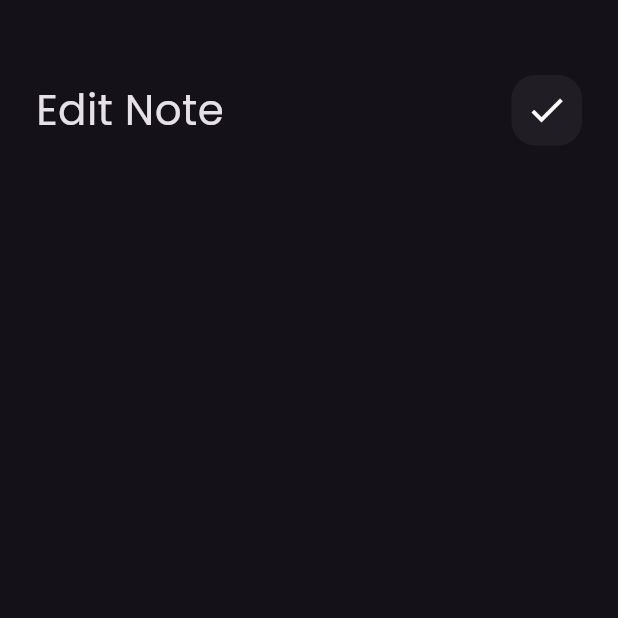
After one commit to Monther-Alomari/notes_app, a Flutter app: the screen it shows after launch, after a tap on "Flutter tips", on a phone screen of 412 x 824 dp, the top half of it. The commit adds this screen. Run offline on Flutter 3.47's test engine with Material 3 defaults, Android fonts, the phone set to English and light mode, and no system bars; our stand-ins replace font_awesome_flutter.

Commit message:
add custom app bar to edit note view

```diff
--- a/lib/main.dart
+++ b/lib/main.dart
@@ -11,6 +11,7 @@ class NotesApp extends StatelessWidget {
   @override
   Widget build(BuildContext context) {
     return MaterialApp(
+      debugShowCheckedModeBanner: false,
       theme: ThemeData(brightness: Brightness.dark,
       fontFamily: 'Poppins'),
       home: const NotesView(),
--- /dev/null
+++ b/lib/views/edit_note_view.dart
@@ -0,0 +1,14 @@
+import 'package:flutter/material.dart';
+import 'package:notesapp/views/widgets/edit_note_view_body.dart';
+
+
+class EditNoteView extends StatelessWidget {
+  const EditNoteView({super.key});
+
+  @override
+  Widget build(BuildContext context) {
+    return const Scaffold(
+        body: EditNoteViewBody(),
+    );
+  }
+}
--- a/lib/views/widgets/custom_app_bar.dart
+++ b/lib/views/widgets/custom_app_bar.dart
@@ -3,18 +3,19 @@ import 'package:flutter/material.dart';
 import 'custom_search_icon.dart';
 
 class CustomAppBar extends StatelessWidget {
-  const CustomAppBar({super.key});
-
+  const CustomAppBar({super.key, required this.title, required this.icon});
+final String title;
+  final IconData icon;
   @override
   Widget build(BuildContext context) {
-    return const Row(
+    return  Row(
       children: [
         Text(
-          "Notes",
-          style: TextStyle(fontSize: 28),
+          title,
+          style: const TextStyle(fontSize: 28),
         ),
-        Spacer(),
-        CustomSearchIcon(),
+        const Spacer(),
+        CustomSearchIcon(icon: icon,),
       ],
     );
   }
--- a/lib/views/widgets/custom_note_item.dart
+++ b/lib/views/widgets/custom_note_item.dart
@@ -1,5 +1,6 @@
 import 'package:flutter/material.dart';
 import 'package:font_awesome_flutter/font_awesome_flutter.dart';
+import 'package:notesapp/views/edit_note_view.dart';
 
 class NoteItem extends StatelessWidget {
   const NoteItem({super.key});
@@ -8,28 +9,38 @@ class NoteItem extends StatelessWidget {
   Widget build(BuildContext context) {
     return Padding(
       padding: const EdgeInsets.only(bottom: 24),
-      child: Container( padding: const EdgeInsets.only(top: 24,bottom: 24,left: 16),
+      child: GestureDetector(
+        onTap: () {
+          Navigator.push(context, MaterialPageRoute(builder: (context) {
+            return const EditNoteView();
+          }));
+        },
+        child: Container(
+          padding: const EdgeInsets.only(top: 24, bottom: 24, left: 16),
           decoration: BoxDecoration(
               color: Colors.yellow, borderRadius: BorderRadius.circular(16)),
-        child: Column(crossAxisAlignment: CrossAxisAlignment.end,
+          child: Column(
+            crossAxisAlignment: CrossAxisAlignment.end,
             children: [
               ListTile(
                 title: const Text(
                   "Flutter tips",
-                style: TextStyle(color: Colors.black,fontSize: 26),
+                  style: TextStyle(color: Colors.black, fontSize: 26),
                 ),
                 subtitle: Padding(
-                padding: const EdgeInsets.only(top: 16,bottom: 16),
+                  padding: const EdgeInsets.only(top: 16, bottom: 16),
                   child: Text(
                     " build your career with tharawat sami",
-                  style: TextStyle(color: Colors.black.withOpacity(0.4),fontSize: 20),
+                    style: TextStyle(
+                        color: Colors.black.withOpacity(0.4), fontSize: 20),
                   ),
                 ),
                 trailing: IconButton(
                   onPressed: () {},
                   icon: const Icon(
                     FontAwesomeIcons.trash,
-                  color: Colors.black,size: 30,
+                    color: Colors.black,
+                    size: 30,
                   ),
                 ),
               ),
@@ -37,12 +48,14 @@ class NoteItem extends StatelessWidget {
                 padding: const EdgeInsets.only(right: 24),
                 child: Text(
                   "may 21 , 2022 ",
-                style: TextStyle(color: Colors.black.withOpacity(0.4),fontSize: 16),
+                  style: TextStyle(
+                      color: Colors.black.withOpacity(0.4), fontSize: 16),
                 ),
               )
             ],
           ),
         ),
+      ),
     );
   }
 }
--- a/lib/views/widgets/custom_search_icon.dart
+++ b/lib/views/widgets/custom_search_icon.dart
@@ -1,8 +1,8 @@
 import 'package:flutter/material.dart';
 
 class CustomSearchIcon extends StatelessWidget {
-  const CustomSearchIcon({super.key});
-
+  const CustomSearchIcon({super.key, required this.icon});
+  final IconData icon;
   @override
   Widget build(BuildContext context) {
     return Container(
@@ -11,9 +11,9 @@ class CustomSearchIcon extends StatelessWidget {
       decoration: BoxDecoration(
           color: Colors.white.withOpacity(0.05),
           borderRadius: BorderRadius.circular(16)),
-      child: const Center(
+      child:  Center(
         child: Icon(
-          Icons.search,
+          icon,
           size: 28,
         ),
       ),
--- /dev/null
+++ b/lib/views/widgets/edit_note_view_body.dart
@@ -0,0 +1,19 @@
+import 'package:flutter/material.dart';
+import 'package:notesapp/views/widgets/custom_app_bar.dart';
+
+class EditNoteViewBody extends StatelessWidget {
+  const EditNoteViewBody({super.key});
+
+  @override
+  Widget build(BuildContext context) {
+    return Padding(
+      padding: const EdgeInsets.symmetric(horizontal: 24),
+      child: Column(
+        children: [
+          SizedBox(height: 50,),
+          CustomAppBar(title: "Edit Note",icon: Icons.check,)
+        ],
+      ),
+    );
+  }
+}
--- a/lib/views/widgets/notes_view_body.dart
+++ b/lib/views/widgets/notes_view_body.dart
@@ -19,7 +19,7 @@ class NotesViewBody extends StatelessWidget {
           SizedBox(
             height: 50,
           ),
-          CustomAppBar(),
+          CustomAppBar(title: "Notes",icon: Icons.search,),
           Expanded(child: NotesListView()),
         ],
       ),
```
Lines whose indentation alone changed are shown as unchanged.
